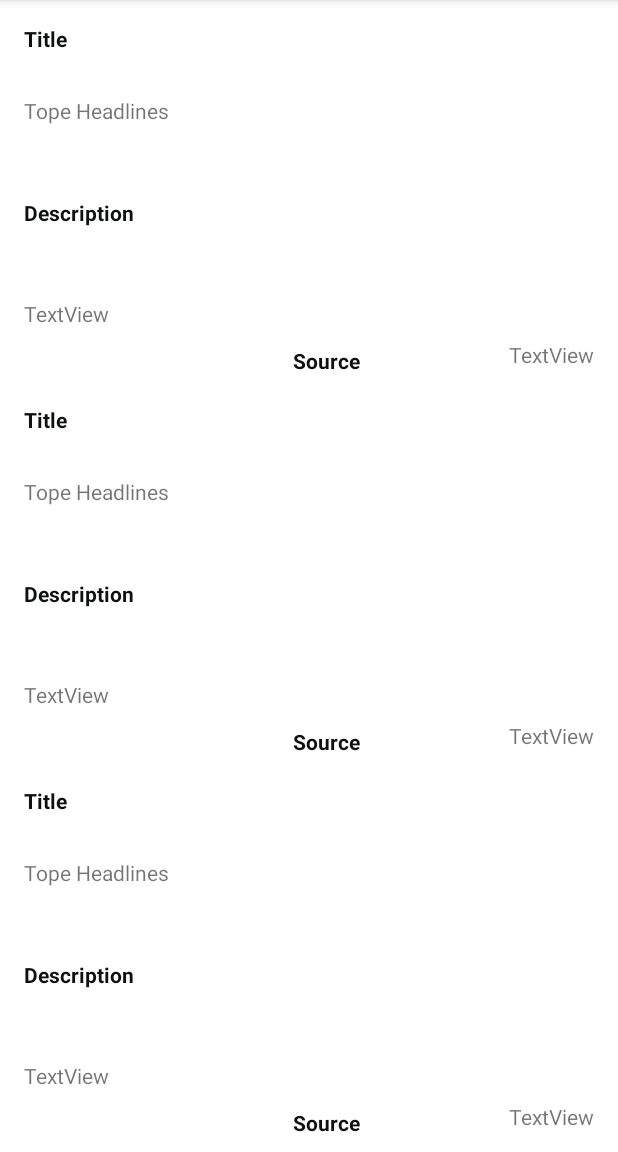
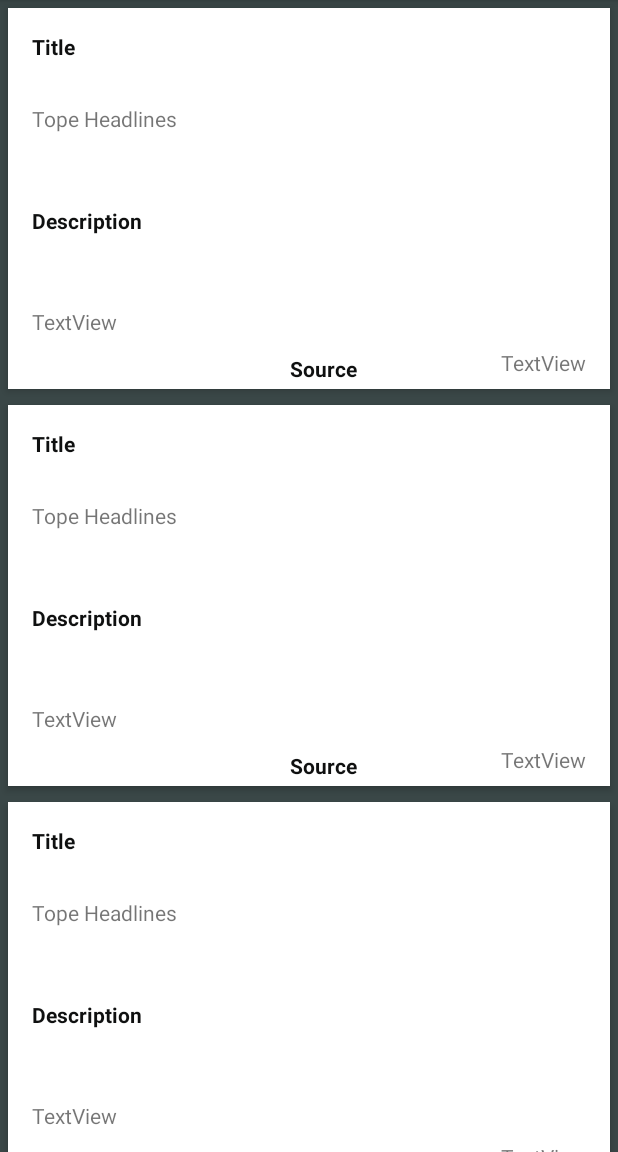
Before and after one commit to anuragn0507/NewsAppDevefy, an Android app: the screen it shows after launch (MainActivity), on a phone screen of 412 x 824 dp, the part 84-1236 px from its top. Run offline under Robolectric (Android 15) with nearby library versions, the phone set to English and light mode, and no system bars.

Commit message:
Layout + Dummy data

```diff
--- a/app/src/main/res/layout/activity_main.xml
+++ b/app/src/main/res/layout/activity_main.xml
@@ -9,6 +9,7 @@
 
 
     <androidx.recyclerview.widget.RecyclerView
+        android:background="@color/colorgray"
         android:layout_width="match_parent"
         android:layout_height="match_parent"
         android:id="@+id/top_headlines_recyclerview"
--- a/app/src/main/res/layout/top_headlines_item_layout.xml
+++ b/app/src/main/res/layout/top_headlines_item_layout.xml
@@ -3,7 +3,11 @@
     xmlns:app="http://schemas.android.com/apk/res-auto"
     xmlns:tools="http://schemas.android.com/tools"
     android:layout_width="match_parent"
-    android:layout_height="wrap_content">
+    android:layout_height="wrap_content"
+    android:elevation="3dp"
+    android:layout_margin="5dp"
+    android:background="@color/colorwhite">
+
 
     <TextView
         android:id="@+id/top_headlines"
--- a/app/src/main/res/values/colors.xml
+++ b/app/src/main/res/values/colors.xml
@@ -9,4 +9,6 @@
     <color name="white">#FFFFFFFF</color>
 
     <color name="colorblack">#0F1010</color>
+    <color name="colorgray">#3A4747</color>
+    <color name="colorwhite">#FFFFFF</color>
 </resources>
```
